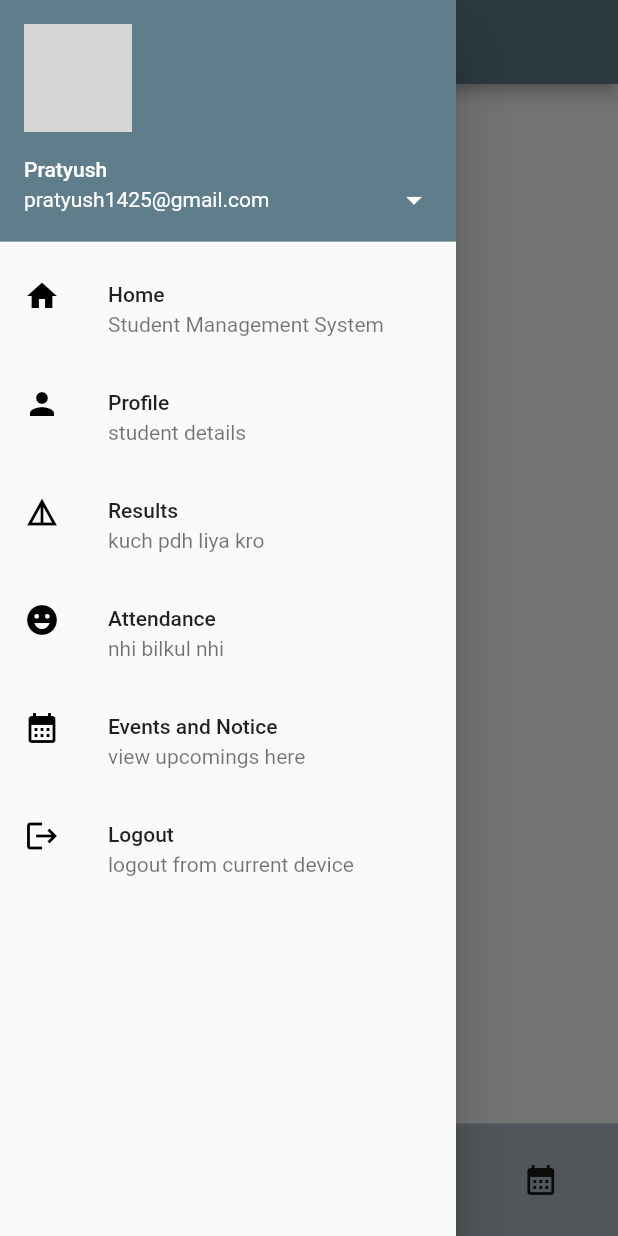
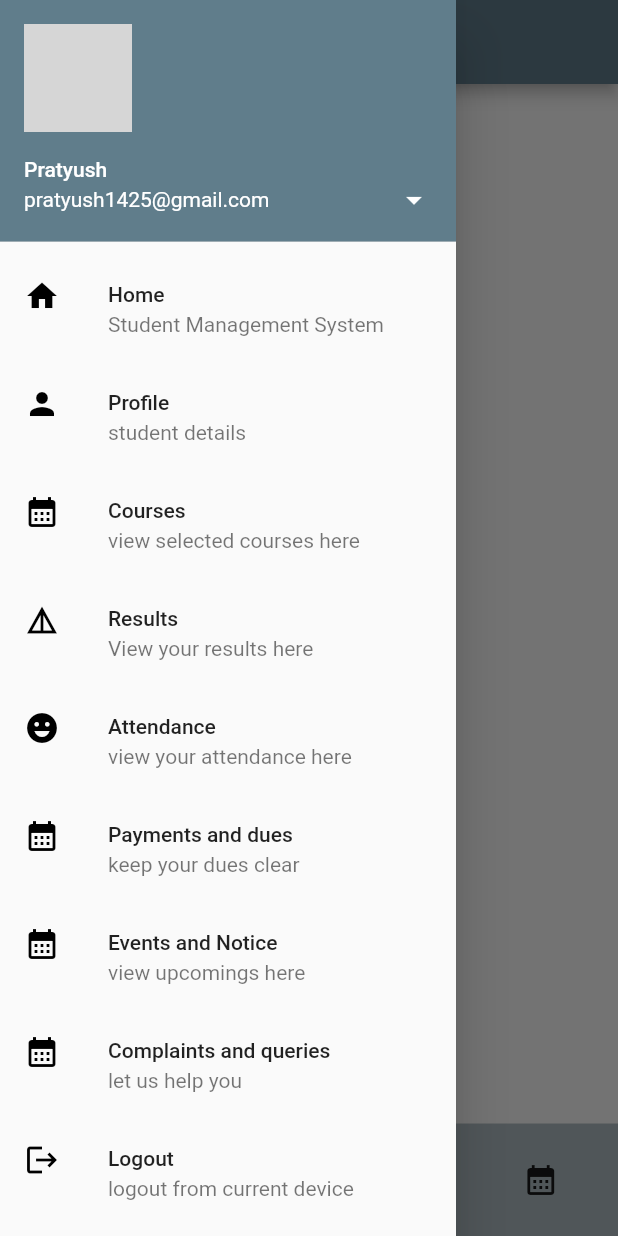
Before and after one commit to pratyush1425/project, a Flutter app: the Attendance screen opened by its route, with the side drawer open, on a phone screen of 412 x 824 dp. Run offline on Flutter 3.47's test engine with Material 2 defaults, Android fonts, the phone set to English and light mode, and no system bars; drawn by our look-alikes of curved_navigation_bar; network calls fail; grey boxes are pictures that could not be loaded.

Commit message:
added more to drawer

```diff
--- a/lib/common/drawer.dart
+++ b/lib/common/drawer.dart
@@ -8,8 +8,9 @@ class MyDrawer extends StatelessWidget {
   @override
   Widget build(BuildContext context) {
     return Drawer(
-      child: ListView(
-        children: <Widget>[
+      child: SingleChildScrollView(
+        child: Column(
+          children: [
             UserAccountsDrawerHeader(
               accountName: Text("Pratyush"),
               accountEmail: Text("pratyush1425@gmail.com"),
@@ -45,11 +46,23 @@ class MyDrawer extends StatelessWidget {
             ),
             ListTile(
               leading: Icon(
+                Icons.calendar_month,
+                color: Colors.black,
+              ),
+              title: Text("Courses"),
+              subtitle: Text("view selected courses here"),
+              onTap: () {
+                Navigator.pop(context);
+                Navigator.pushNamed(context, '/courses');
+              },
+            ),
+            ListTile(
+              leading: Icon(
                 Icons.details,
                 color: Colors.black,
               ),
               title: Text("Results"),
-            subtitle: Text("kuch pdh liya kro"),
+              subtitle: Text("View your results here"),
               onTap: () {
                 Navigator.pop(context);
                 Navigator.pushNamed(context, '/results');
@@ -61,10 +74,22 @@ class MyDrawer extends StatelessWidget {
                 color: Colors.black,
               ),
               title: Text("Attendance"),
-            subtitle: Text("nhi bilkul nhi"),
+              subtitle: Text("view your attendance here"),
               onTap: () {
                 Navigator.pop(context);
                 Navigator.pushNamed(context, '/attendance');
+              },
+            ),
+            ListTile(
+              leading: Icon(
+                Icons.calendar_month,
+                color: Colors.black,
+              ),
+              title: Text("Payments and dues"),
+              subtitle: Text("keep your dues clear"),
+              onTap: () {
+                Navigator.pop(context);
+                Navigator.pushNamed(context, '/payments');
               },
             ),
             ListTile(
@@ -81,17 +106,31 @@ class MyDrawer extends StatelessWidget {
             ),
             ListTile(
               leading: Icon(
+                Icons.calendar_month,
+                color: Colors.black,
+              ),
+              title: Text("Complaints and queries"),
+              subtitle: Text("let us help you"),
+              onTap: () {
+                Navigator.pop(context);
+                Navigator.pushNamed(context, '/queries');
+              },
+            ),
+            ListTile(
+              leading: Icon(
                 Icons.logout,
                 color: Colors.black,
               ),
               title: Text("Logout"),
               subtitle: Text("logout from current device"),
               onTap: (() {
-              Navigator.pushNamedAndRemoveUntil(context, '/', (route) => false);
+                Navigator.pushNamedAndRemoveUntil(
+                    context, '/', (route) => false);
               }),
             ),
           ],
         ),
+      ),
     );
   }
 }
--- a/lib/main.dart
+++ b/lib/main.dart
@@ -2,12 +2,15 @@
 
 import 'package:flutter/material.dart';
 import 'package:project/pages/attendance_page/attendance.dart';
+import 'package:project/pages/courses_page/courses.dart';
 import 'package:project/pages/events_page/events.dart';
 import 'package:project/pages/home_page/home.dart';
 import 'package:project/pages/initial_pages/initial_page.dart';
 import 'package:project/pages/initial_pages/sign_in.dart';
 import 'package:project/pages/initial_pages/sign_up.dart';
+import 'package:project/pages/payments_page/payments.dart';
 import 'package:project/pages/profile_page/profile.dart';
+import 'package:project/pages/queries_page/queries.dart';
 import 'package:project/pages/results_page/results.dart';
 
 void main() {
@@ -32,6 +35,9 @@ class MyApp extends StatelessWidget {
         '/attendance': (context) => Attendance(),
         '/results': (context) => Results(),
         '/profile': (context) => Profile(),
+        '/courses': (context) => Courses(),
+        '/payments': (context) => Payments(),
+        '/queries': (context) => Queries(),
       },
       theme: ThemeData(
         primarySwatch: Colors.blueGrey,
--- /dev/null
+++ b/lib/pages/courses_page/courses.dart
@@ -0,0 +1,21 @@
+// ignore_for_file: prefer_const_constructors
+
+import 'package:flutter/material.dart';
+import 'package:project/common/bottom_bar.dart';
+import 'package:project/common/drawer.dart';
+
+class Courses extends StatelessWidget {
+  const Courses({Key? key}) : super(key: key);
+
+  @override
+  Widget build(BuildContext context) {
+    return Scaffold(
+      appBar: AppBar(
+        title: Text("Courses"),
+      ),
+      drawer: MyDrawer(),
+      body: Container(),
+      bottomNavigationBar: MyBottomBar(),
+    );
+  }
+}
--- /dev/null
+++ b/lib/pages/payments_page/payments.dart
@@ -0,0 +1,21 @@
+// ignore_for_file: prefer_const_constructors
+
+import 'package:flutter/material.dart';
+import 'package:project/common/bottom_bar.dart';
+import 'package:project/common/drawer.dart';
+
+class Payments extends StatelessWidget {
+  const Payments({Key? key}) : super(key: key);
+
+  @override
+  Widget build(BuildContext context) {
+    return Scaffold(
+      appBar: AppBar(
+        title: Text("Payments and dues"),
+      ),
+      drawer: MyDrawer(),
+      body: Container(),
+      bottomNavigationBar: MyBottomBar(),
+    );
+  }
+}
--- /dev/null
+++ b/lib/pages/queries_page/queries.dart
@@ -0,0 +1,21 @@
+// ignore_for_file: prefer_const_constructors
+
+import 'package:flutter/material.dart';
+import 'package:project/common/bottom_bar.dart';
+import 'package:project/common/drawer.dart';
+
+class Queries extends StatelessWidget {
+  const Queries({Key? key}) : super(key: key);
+
+  @override
+  Widget build(BuildContext context) {
+    return Scaffold(
+      appBar: AppBar(
+        title: Text("Complaints and Queries"),
+      ),
+      drawer: MyDrawer(),
+      body: Container(),
+      bottomNavigationBar: MyBottomBar(),
+    );
+  }
+}
```
Lines whose indentation alone changed are shown as unchanged.
